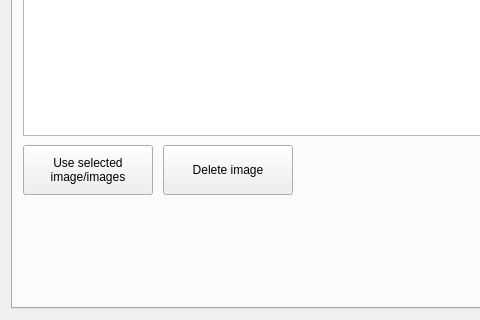
The window that mapflow/static/ui/main_dialog.ui (Geoalert/mapflow-qgis) describes before a commit, drawn with Qt 5; both pictures show x 0 to 480 and y 312 to 632 of the 848 by 632 pixel window.
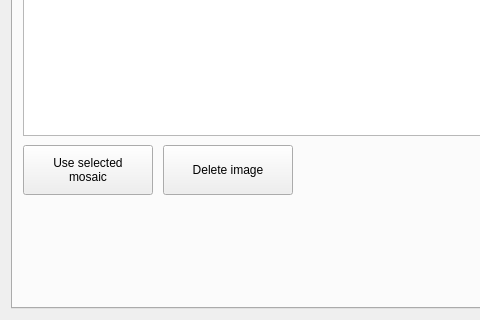
The same window after the commit. The open tabs and pages were chosen to show the change. Icons and pictures are not drawn. Custom widgets are drawn as their Qt base class.

```diff
--- a/mapflow/static/ui/main_dialog.ui
+++ b/mapflow/static/ui/main_dialog.ui
@@ -592,7 +592,7 @@
        </property>
        <property name="text">
         <string>Use selected
-image/images</string>
+mosaic</string>
        </property>
       </widget>
       <widget class="QPushButton" name="deleteImageButton">
```
Left out of the diff: 4 changed lines with no effect on the pictures.
